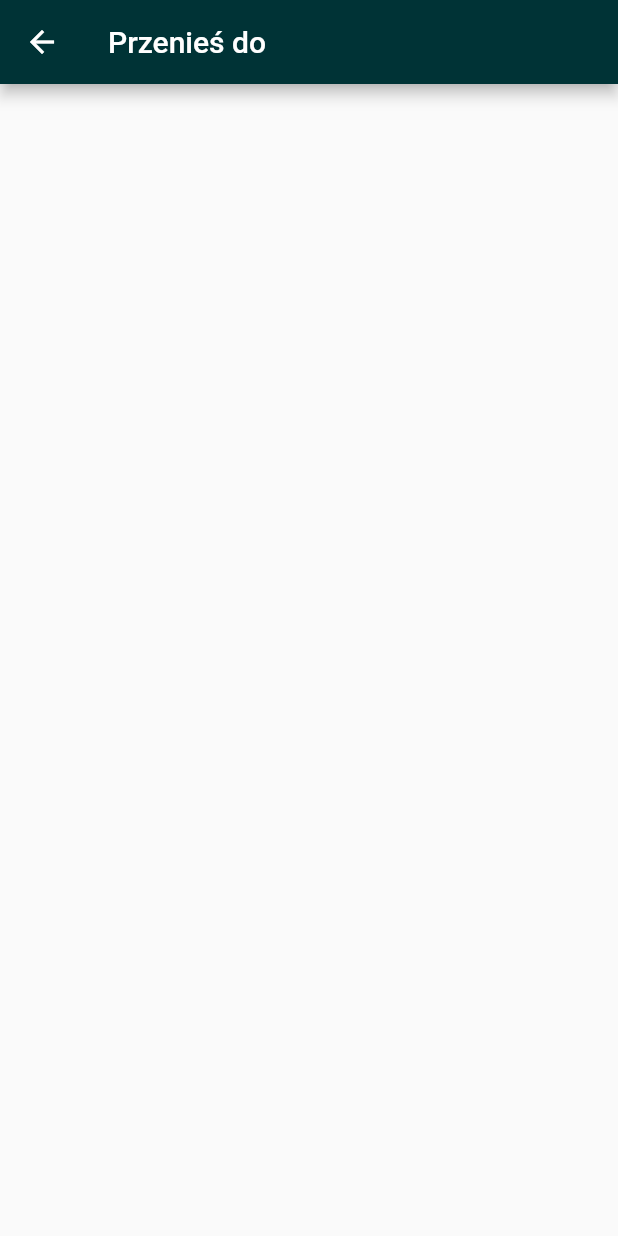
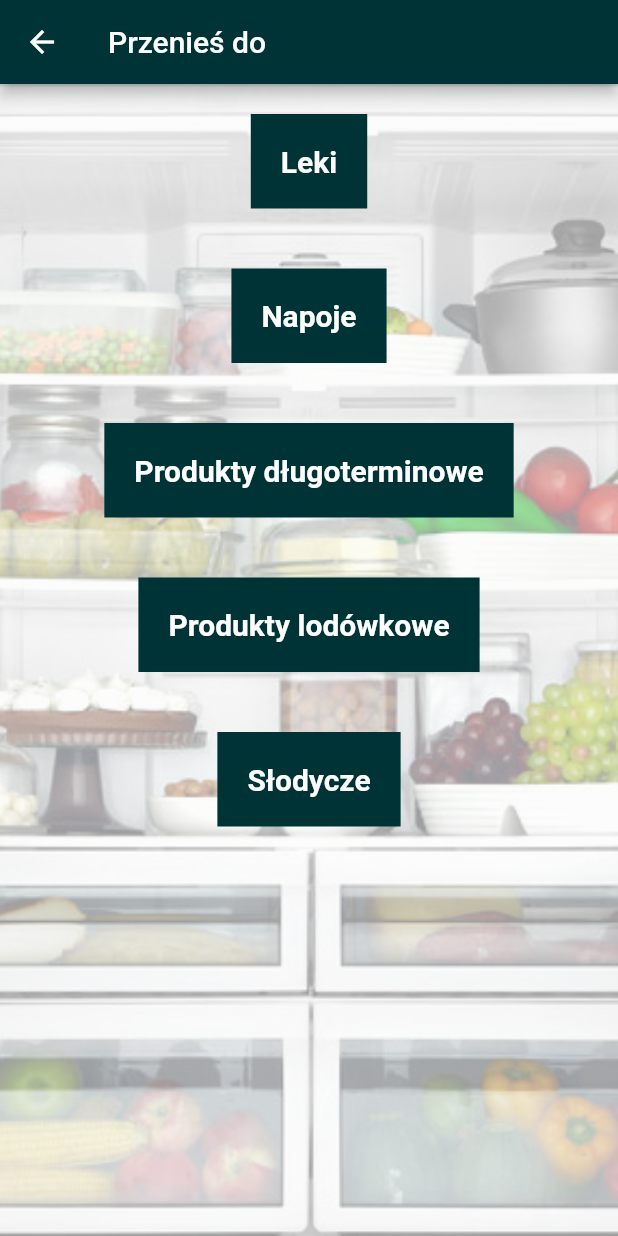
Before and after one commit to lukaszhak/moja_lodowka, a Flutter app: the ShopListMoveToPage screen opened directly, on a phone screen of 412 x 824 dp. Run offline on Flutter 3.47's test engine with Material 2 defaults, Android fonts, the phone set to English and light mode, and no system bars; our stand-ins replace cloud_firestore, dio, firebase_auth, firebase_core, flutter_bloc, flutter_local_notifications and 5 more; accounts and stored records are empty; generated files the repository leaves out were written again.

Commit message:
Add items to shoplistmovetopage

```diff
--- a/lib/features/home/pages/candy_page/candy_add_page/candy_add_page.dart
+++ b/lib/features/home/pages/candy_page/candy_add_page/candy_add_page.dart
@@ -42,7 +42,6 @@ class _CandyAddPageState extends State<CandyAddPage> {
                               .add(_title!, _expDate!, notificationId);
                           context.read<CandyPageCubit>().scheduleNotification(
                               _expDate!, context, _title, notificationId);
-                          print(notificationId);
                           Navigator.of(context).pop();
                         },
                   icon: const Icon(Icons.check),
--- a/lib/features/home/pages/shoplist_page/shoplist_moveto_page.dart
+++ b/lib/features/home/pages/shoplist_page/shoplist_moveto_page.dart
@@ -10,6 +10,70 @@ class ShopListMoveToPage extends StatelessWidget {
         backgroundColor: const Color.fromARGB(255, 0, 51, 54),
         title: const Text('Przenieś do'),
       ),
+      body: Container(
+        decoration: const BoxDecoration(
+            image: DecorationImage(
+          opacity: 0.4,
+          fit: BoxFit.cover,
+          image: AssetImage(
+            'images/openfridge.jpg',
+          ),
+        )),
+        child: Column(
+          children: [
+            ShopListMoveToPageItem(
+              title: 'Leki',
+              onTap: () {},
+            ),
+            ShopListMoveToPageItem(
+              title: 'Napoje',
+              onTap: () {},
+            ),
+            ShopListMoveToPageItem(
+              title: 'Produkty długoterminowe',
+              onTap: () {},
+            ),
+            ShopListMoveToPageItem(
+              title: 'Produkty lodówkowe',
+              onTap: () {},
+            ),
+            ShopListMoveToPageItem(
+              title: 'Słodycze',
+              onTap: () {},
+            ),
+          ],
+        ),
+      ),
     );
   }
 }
+
+class ShopListMoveToPageItem extends StatelessWidget {
+  const ShopListMoveToPageItem({
+    required this.title,
+    required this.onTap,
+    super.key,
+  });
+
+  final String title;
+  final Function()? onTap;
+
+  @override
+  Widget build(BuildContext context) {
+    return Center(
+      child: InkWell(
+        onTap: onTap,
+        child: Container(
+          color: const Color.fromARGB(255, 0, 51, 54),
+          margin: const EdgeInsets.all(20),
+          padding: const EdgeInsets.all(20),
+          child: Text(
+            title,
+            style: const TextStyle(
+                color: Colors.white, fontSize: 20, fontWeight: FontWeight.bold),
+          ),
+        ),
+      ),
+    );
+  }
+}
```
